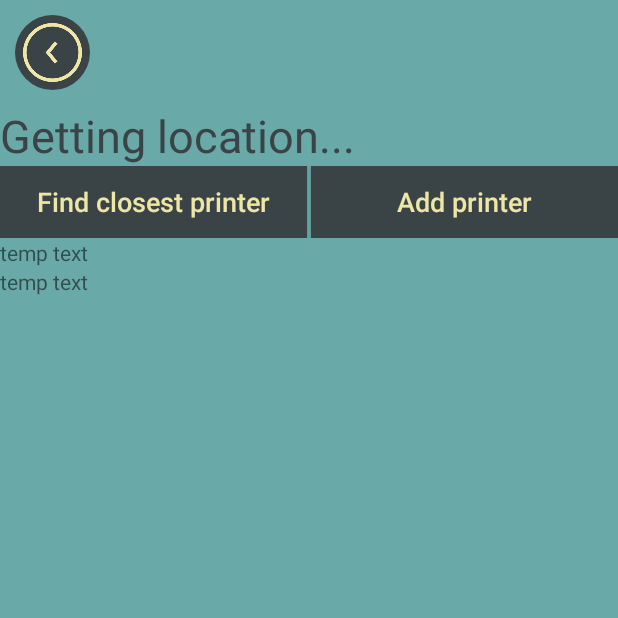
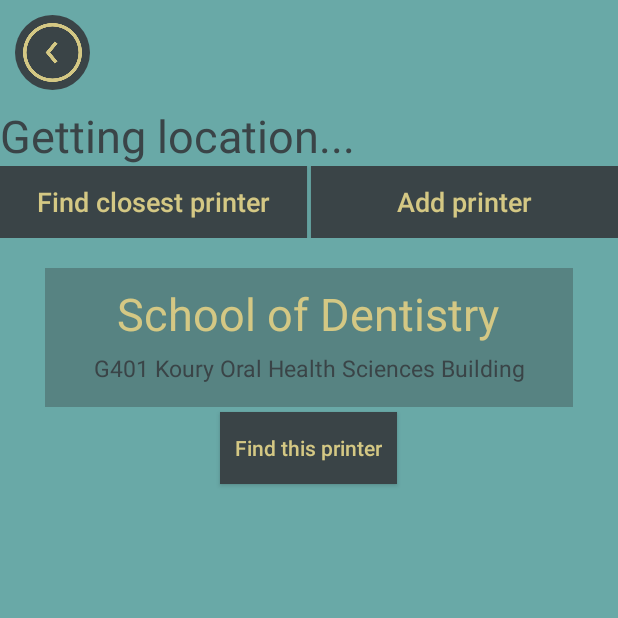
Before and after one commit to qdozaq/Uncover, an Android app: the Print screen opened directly, with no data from a screen before it, on a phone screen of 412 x 824 dp, the top half of it. Run offline under Robolectric (Android 15) with nearby library versions, the phone set to English and light mode, and no system bars.

Commit message:
more layout stuff

```diff
--- a/app/src/main/res/layout/activity_print.xml
+++ b/app/src/main/res/layout/activity_print.xml
@@ -16,7 +16,7 @@
         android:scaleType="fitCenter"
         android:src="@drawable/back"
         android:tint="@color/colorAccent"
-        android:background="@drawable/backButton"
+        android:background="@drawable/back_button"
         android:onClick="toMain"/>
 
     <TextView
@@ -43,20 +43,49 @@
             />
     </LinearLayout>
 
+    <LinearLayout
+        android:orientation="vertical"
+        android:background="@color/darkTransparent"
+        android:layout_marginLeft="30dp"
+        android:layout_marginRight="30dp"
+        android:layout_marginTop="20dp"
+        android:padding="10dp"
+        android:visibility="visible"
+        android:layout_width="match_parent"
+        android:layout_height="wrap_content">
+
         <TextView
             android:layout_width="wrap_content"
             android:layout_height="wrap_content"
-        android:text="temp text"
+            android:layout_gravity="center"
+            android:textAlignment="center"
+            android:text="School of Dentistry"
+            android:textSize="30dp"
+            android:textColor="@color/colorAccent"
             android:id="@+id/printer"/>
+
         <TextView
             android:layout_width="wrap_content"
             android:layout_height="wrap_content"
-        android:text="temp text"
+            android:layout_gravity="center"
+            android:textAlignment="center"
+            android:layout_marginTop="5dp"
+            android:layout_marginBottom="5dp"
+            android:text="G401 Koury Oral Health Sciences Building"
+            android:textColor="@color/colorPrimaryDark"
+            android:textSize="15dp"
             android:id="@+id/note"/>
+
+    </LinearLayout>
+
     <Button
+        style="@style/button"
         android:layout_width="wrap_content"
         android:layout_height="wrap_content"
-        android:visibility="invisible"
+        android:padding="10dp"
+        android:layout_marginTop="3dp"
+        android:visibility="visible"
+        android:layout_gravity="center"
         android:text="Find this printer"
         android:id="@+id/navTo"
         android:onClick="navTo"/>
--- a/app/src/main/res/values/colors.xml
+++ b/app/src/main/res/values/colors.xml
@@ -2,5 +2,6 @@
 <resources>
     <color name="colorPrimary">#69a9a7</color>
     <color name="colorPrimaryDark">#3a4447</color>
-    <color name="colorAccent">#ede6a4</color>
+    <color name="colorAccent">#d4c884</color>
+    <color name="darkTransparent">#603a4447</color>
 </resources>
```
Also changed, not shown: app/src/main/res/drawable/back_button.xml (renamed from app/src/main/res/drawable/backButton.xml). Lines whose indentation alone changed are shown as unchanged.
